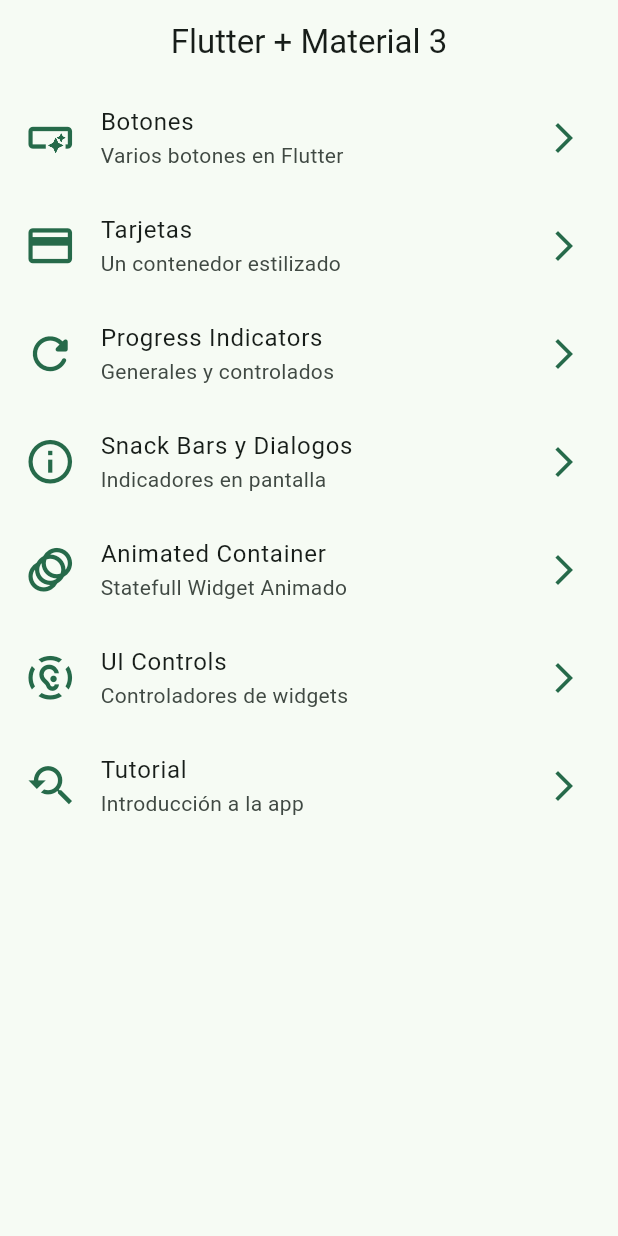
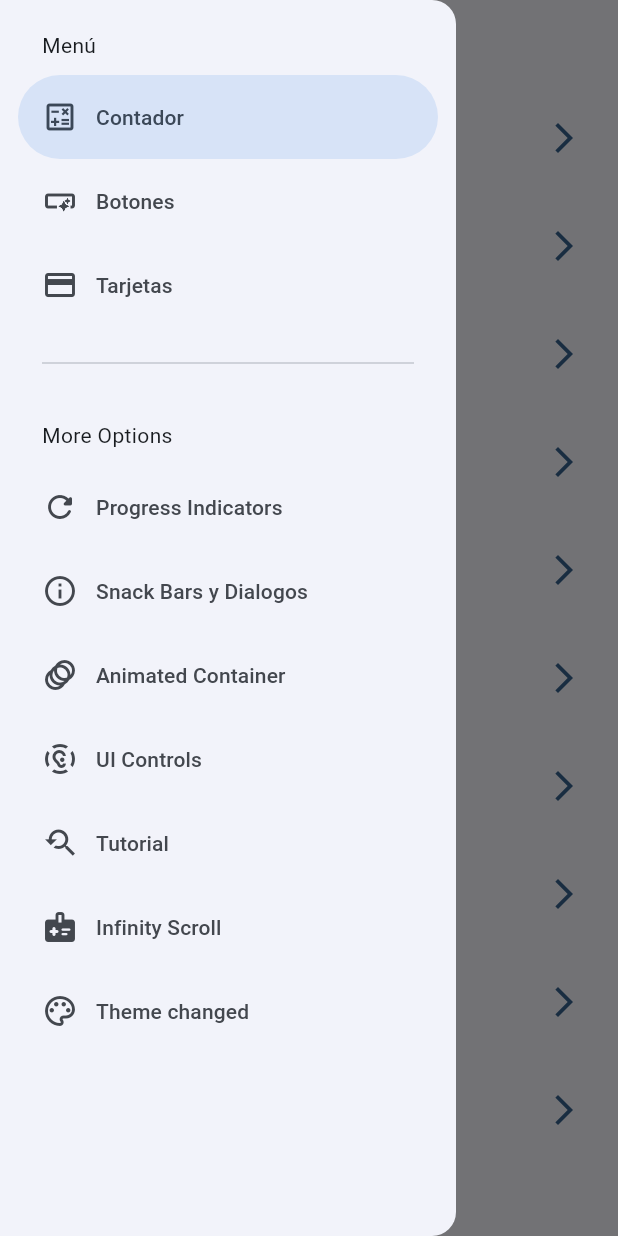
Before and after one commit to ErnestAlf222/flutterWidgets-AppMaterial3, a Flutter app: the screen it shows after launch, with the side drawer open (before the commit the screen has no drawer), on a phone screen of 412 x 824 dp. Run offline on Flutter 3.47's test engine with Material 2 defaults, Android fonts, the phone set to English and light mode, and no system bars; our stand-ins replace animate_do, flutter_riverpod, go_router.

Commit message:
Antes de state Notifier

```diff
--- a/lib/config/menu/menu_items.dart
+++ b/lib/config/menu/menu_items.dart
@@ -16,6 +16,12 @@ class MenuItem {
 
 
 const appMenuItems = <MenuItem> [
+  MenuItem(
+    title: 'Contador',
+    subTitle: 'Contador + y - junstos',
+    link: '/contar',
+    icon: Icons.calculate_outlined
+  ),
 
   MenuItem(
     title: 'Botones',
@@ -59,5 +65,17 @@ const appMenuItems = <MenuItem> [
     link: '/tutorial',
     icon: Icons.youtube_searched_for_sharp
   ),
+  MenuItem(
+    title: 'Infinity Scroll',
+    subTitle: 'Scroll infinito y más',
+    link: '/infinity',
+    icon: Icons.medical_information_rounded
+  ),
+  MenuItem(
+    title: 'Theme changed',
+    subTitle: 'Cambio de los temas',
+    link: '/theme-changer',
+    icon: Icons.color_lens_outlined
+  ),
 
 ];
--- a/lib/config/router/app_router.dart
+++ b/lib/config/router/app_router.dart
@@ -46,5 +46,20 @@ final appRouter = GoRouter(
       name: AppTutorialScreen.name,
       builder: (context, state) => const AppTutorialScreen(),
     ),
+    GoRoute(
+      path: '/infinity',
+      name: InfiniteScrollScreen.name,
+      builder: (context, state) => const InfiniteScrollScreen(),
+    ),
+    GoRoute(
+      path: '/contar',
+      name: CounterScreen.name,
+      builder: (context, state) => const CounterScreen(),
+    ),
+    GoRoute(
+      path: '/theme-changer',
+      name: ThemeChangerScreen.name,
+      builder: (context, state) => const ThemeChangerScreen(),
+    ),
   ],
 );
--- a/lib/config/theme/app_theme.dart
+++ b/lib/config/theme/app_theme.dart
@@ -6,21 +6,31 @@ const colorList = <Color>[
   Colors.greenAccent,
   Colors.teal,
   Colors.indigo,
-  Colors.pink
+  Colors.pink,
+  Colors.red,
+  Colors.lightBlue,
+  Colors.lightGreen,
+  Colors.blueGrey,
+  Colors.deepOrange
 
 
 
 ];
 class AppTheme {
   final int selectedColor;
+  final bool isDarkMode;
 
   AppTheme({
-    this.selectedColor = 0
+
+    this.selectedColor = 0,
+    this.isDarkMode = false
+
   }):assert(selectedColor >= 0, 'Selected color must be greater than 0'),
     assert(selectedColor < colorList.length, 'Selected color must be less or equal than ${colorList.length -1 }');
 
   ThemeData getTheme() => ThemeData(
     useMaterial3: true,
+    brightness: isDarkMode ? Brightness.dark : Brightness.light,
     colorSchemeSeed: colorList[selectedColor],
     // (centerTitle) => Centrar el elemento
     appBarTheme: const AppBarTheme(
--- a/lib/main.dart
+++ b/lib/main.dart
@@ -1,21 +1,29 @@
 import 'package:flutter/material.dart';
+import 'package:flutter_riverpod/flutter_riverpod.dart';
 import 'package:widgets_app/config/router/app_router.dart';
 import 'package:widgets_app/config/theme/app_theme.dart';
+import 'package:widgets_app/presentation/providers/theme_provider.dart';
 
 void main() {
-  runApp(const MainApp());
+  runApp(
+   const  ProviderScope(child:  MainApp(),
+   )
+  );
 }
 
-class MainApp extends StatelessWidget {
+class MainApp extends ConsumerWidget {
   const MainApp({super.key});
 
   @override
-  Widget build(BuildContext context) {
+  Widget build(BuildContext context, ref) {
+
+    final isDarkMode = ref.watch(isDarkModeProvider);
+    final selectedColor = ref.watch(selectedColorProvider);
     return  MaterialApp.router(
       title: 'Flutter Widget',
       routerConfig: appRouter,
       debugShowCheckedModeBanner: false,
-      theme: AppTheme(selectedColor: 2).getTheme(),
+      theme: AppTheme(selectedColor: selectedColor, isDarkMode: isDarkMode).getTheme(),
 
 
 
--- /dev/null
+++ b/lib/presentation/providers/counter_provider.dart
@@ -0,0 +1,3 @@
+import 'package:flutter_riverpod/flutter_riverpod.dart';
+
+final counterProvider = StateProvider<int>((ref) => 5);
--- /dev/null
+++ b/lib/presentation/providers/theme_provider.dart
@@ -0,0 +1,11 @@
+import 'package:flutter_riverpod/flutter_riverpod.dart';
+import 'package:widgets_app/config/theme/app_theme.dart';
+
+// Estado => isDarkMode = boolean
+final isDarkModeProvider = StateProvider((ref) => false);
+
+// Lisatado de colores inmutables
+final colorListProvider = StateProvider((ref) => colorList);
+
+// Un simple entero
+final selectedColorProvider = StateProvider((ref) => 0);
--- a/lib/presentation/screens/home/home_screen.dart
+++ b/lib/presentation/screens/home/home_screen.dart
@@ -1,6 +1,7 @@
 import 'package:flutter/material.dart';
 import 'package:go_router/go_router.dart';
 import 'package:widgets_app/config/menu/menu_items.dart';
+import 'package:widgets_app/presentation/widgets/side_menu.dart';
 
 
 
@@ -11,12 +12,16 @@ class HomeScreen extends StatelessWidget {
 
   @override
   Widget build(BuildContext context) {
+
+    final scaffoldKey = GlobalKey<ScaffoldState>();
     return Scaffold(
+      key: scaffoldKey,
       appBar: AppBar(
         title: const Text('Flutter + Material 3'),
         centerTitle: true,
       ),
       body:  _HomeView(),
+      drawer: SideMenu(scaffoldKey: scaffoldKey),
     );
   }
 }
--- a/lib/presentation/screens/screens.dart
+++ b/lib/presentation/screens/screens.dart
@@ -1,3 +1,5 @@
+
+export  'package:widgets_app/presentation/screens/counter/counter_screen.dart';
 export 'package:widgets_app/presentation/screens/animated/animated_screen.dart';
 export 'package:widgets_app/presentation/screens/app_tutorial/app_tutorial.dart';
 export 'package:widgets_app/presentation/screens/buttons/buttons_screen.dart';
@@ -6,4 +8,5 @@ export 'package:widgets_app/presentation/screens/home/home_screen.dart';
 export 'package:widgets_app/presentation/screens/infinite_scroll/infinite_scroll_screen.dart';
 export 'package:widgets_app/presentation/screens/progress/progress_screen.dart';
 export 'package:widgets_app/presentation/screens/snackbar/snackbar_screen.dart';
+export 'package:widgets_app/presentation/screens/theme_changer/theme_changer_screen.dart';
 export 'package:widgets_app/presentation/screens/ui_controls/ui_controls_screen.dart';
--- /dev/null
+++ b/lib/presentation/widgets/side_menu.dart
@@ -0,0 +1,75 @@
+import 'package:flutter/material.dart';
+import 'package:go_router/go_router.dart';
+import 'package:widgets_app/config/menu/menu_items.dart';
+
+class SideMenu extends StatefulWidget {
+
+  final GlobalKey<ScaffoldState> scaffoldKey;
+  const SideMenu({
+    super.key, required this.scaffoldKey,
+
+  });
+
+  @override
+  State<SideMenu> createState() => _SideMenuState();
+}
+
+class _SideMenuState extends State<SideMenu> {
+
+  int navDrawerIndex=0;
+
+  @override
+  Widget build(BuildContext context) {
+
+    final hasNotch = MediaQuery.of(context).viewPadding.top > 35;
+
+
+    return  NavigationDrawer(
+      selectedIndex: navDrawerIndex,
+      onDestinationSelected: (value) {
+        setState(() {
+          navDrawerIndex = value;
+        });
+
+        final menuItem = appMenuItems[value];
+        context.push(menuItem.link);
+        widget.scaffoldKey.currentState?.closeDrawer();
+
+
+      },
+      children: [
+
+        Padding(
+          padding:EdgeInsets.fromLTRB(28, hasNotch ? 10 :20, 16, 10),
+          child: const Text('Menú'),
+           ),
+        ...appMenuItems
+        .sublist(0,3)
+        .map((item) =>
+        NavigationDrawerDestination(
+          icon: Icon(item.icon),
+          label:  Text(item.title),
+        ),
+      ),
+     const Padding(
+      padding: EdgeInsets.fromLTRB(28, 16, 28, 10),
+      child: Divider(),
+      ),
+      Padding(
+          padding:EdgeInsets.fromLTRB(28, hasNotch ? 10 :20, 16, 10),
+          child: const Text('More Options'),
+      ),
+       ...appMenuItems
+        .sublist(3)
+        .map((item) =>
+        NavigationDrawerDestination(
+          icon: Icon(item.icon),
+          label:  Text(item.title),
+        ),
+      ),
+
+
+      ],
+    );
+  }
+}
--- a/pubspec.yaml
+++ b/pubspec.yaml
@@ -10,6 +10,7 @@ dependencies:
   animate_do: ^3.0.2
   flutter:
     sdk: flutter
+  flutter_riverpod: ^2.3.6
   go_router: ^8.0.2
 
 dev_dependencies:
```
Also changed, not shown: lib/presentation/screens/counter/counter_screen.dart (added, +48 -0 lines), lib/presentation/screens/infinite_scroll/infinite_scroll_screen.dart (+144 -2 lines), lib/presentation/screens/theme_changer/theme_changer_screen.dart (added, +62 -0 lines), pubspec.lock.
